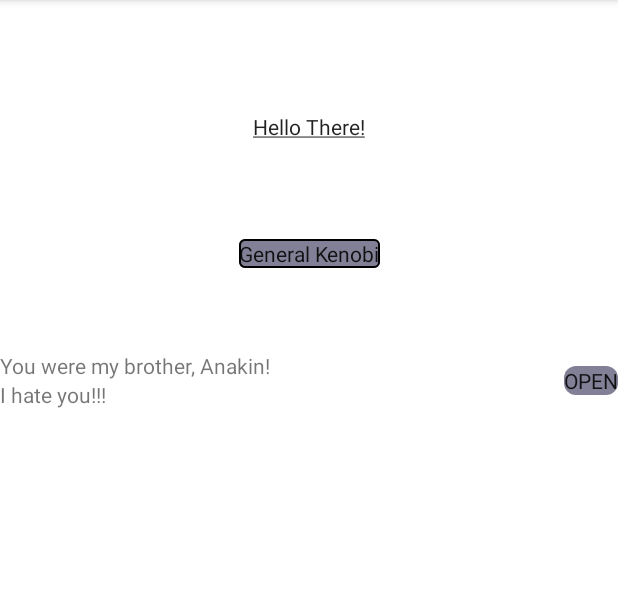
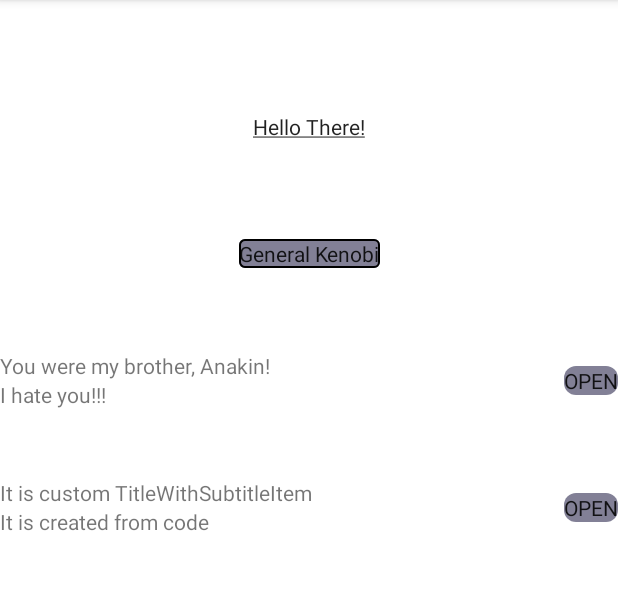
Before and after one commit to krymov-d/For_Practice, an Android app: the screen it shows after launch (MainActivity), on a phone screen of 412 x 824 dp, the part 84-674 px from its top. Run offline under Robolectric (Android 15) with nearby library versions, the phone set to English and light mode, and no system bars.

Commit message:
Added dynamic TitleWithSubtitleItem

```diff
--- a/app/src/main/java/kz/kd/for_practice/MainActivity.kt
+++ b/app/src/main/java/kz/kd/for_practice/MainActivity.kt
@@ -9,6 +9,7 @@ import android.widget.Toast
 import androidx.appcompat.app.AppCompatActivity
 import androidx.appcompat.widget.AppCompatButton
 import androidx.appcompat.widget.AppCompatTextView
+import androidx.appcompat.widget.LinearLayoutCompat
 import androidx.constraintlayout.widget.ConstraintLayout
 import com.google.android.material.shape.CornerFamily
 import com.google.android.material.shape.MaterialShapeDrawable
@@ -25,6 +26,15 @@ class MainActivity : AppCompatActivity() {
             Toast.makeText(this, subtitle, Toast.LENGTH_SHORT).show()
             titleWithSubtitleItem.getSubtitleTextView().text = "This is modified subtitle value"
         }
+
+        val dynamicTitleWithSubtitleView = TitleWithSubtitleItem(this).apply {
+            setTitle("It is custom TitleWithSubtitleItem")
+            setSubtitle("It is created from code")
+            setOnButtonClickListener { finish() }
+        }
+
+        val rootView: LinearLayoutCompat = findViewById(R.id.rootView)
+        rootView.addView(dynamicTitleWithSubtitleView)
     }
 }
 
@@ -50,6 +60,7 @@ class CircledButton @JvmOverloads constructor(
     private var hasBorder = false
     private var borderColor = COLOR_NONE
     private var borderSize = 0f
+
     init {
         context.theme.obtainStyledAttributes(
             attrs,
@@ -60,7 +71,8 @@ class CircledButton @JvmOverloads constructor(
                 radius = getDimensionPixelSize(R.styleable.CircledButton_radius, 0).toFloat()
                 hasBorder = getBoolean(R.styleable.CircledButton_hasBorder, false)
                 borderColor = getColor(R.styleable.CircledButton_borderColor, COLOR_NONE)
-                borderSize = getDimensionPixelSize(R.styleable.CircledButton_borderSize, 0).toFloat()
+                borderSize =
+                    getDimensionPixelSize(R.styleable.CircledButton_borderSize, 0).toFloat()
             } finally {
                 recycle()
             }
@@ -97,8 +109,9 @@ class TitleWithSubtitleItem @JvmOverloads constructor(
     private var button: CircledButton
     private var textTitle: TextView
     private var textSubtitle: TextView
+
     init {
-        val view  = inflate(context, R.layout.item_title_with_subtitle, this)
+        val view = inflate(context, R.layout.item_title_with_subtitle, this)
         textTitle = view.findViewById(R.id.title)
         textSubtitle = view.findViewById(R.id.subTitle)
         button = view.findViewById(R.id.c_btn)
@@ -122,4 +135,12 @@ class TitleWithSubtitleItem @JvmOverloads constructor(
     }
 
     fun getSubtitleTextView(): TextView = textSubtitle
+
+    fun setTitle(title: String) {
+        textTitle.text = title
+    }
+
+    fun setSubtitle(subtitle: String) {
+        textSubtitle.text = subtitle
+    }
 }
--- a/app/src/main/res/layout/activity_main.xml
+++ b/app/src/main/res/layout/activity_main.xml
@@ -41,7 +41,18 @@
         app:layout_constraintStart_toStartOf="parent"
         app:layout_constraintTop_toBottomOf="@id/circled_button"
         app:layout_constraintVertical_bias="0.1"
-        app:textTitle="You were my brother, Anakin!"
-        app:textSubTitle="I hate you!!!"/>
+        app:textSubTitle="I hate you!!!"
+        app:textTitle="You were my brother, Anakin!" />
+
+    <androidx.appcompat.widget.LinearLayoutCompat
+        android:id="@+id/rootView"
+        android:layout_width="match_parent"
+        android:layout_height="wrap_content"
+        android:orientation="vertical"
+        app:layout_constraintBottom_toBottomOf="parent"
+        app:layout_constraintEnd_toEndOf="parent"
+        app:layout_constraintStart_toStartOf="parent"
+        app:layout_constraintTop_toBottomOf="@id/title_with_subtitle"
+        app:layout_constraintVertical_bias="0.1" />
 
 </androidx.constraintlayout.widget.ConstraintLayout>
```
